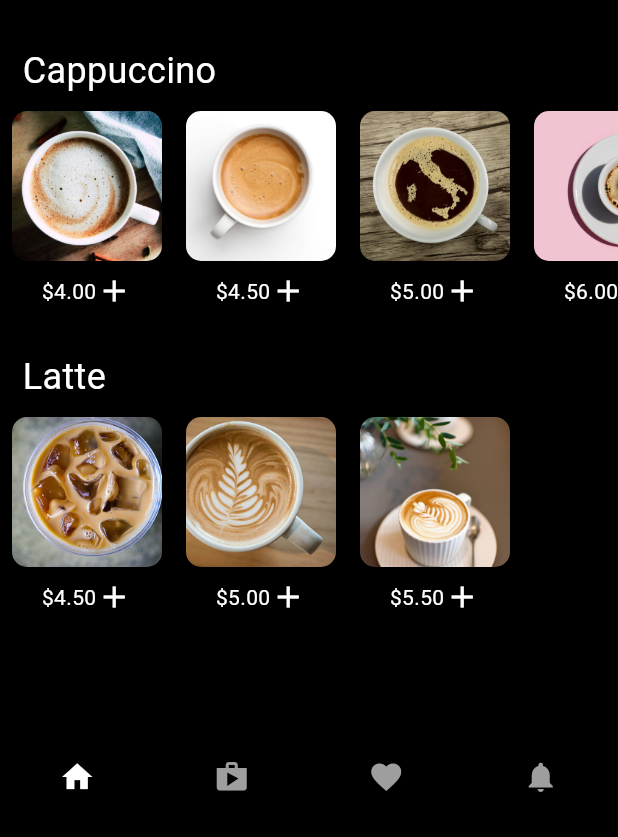
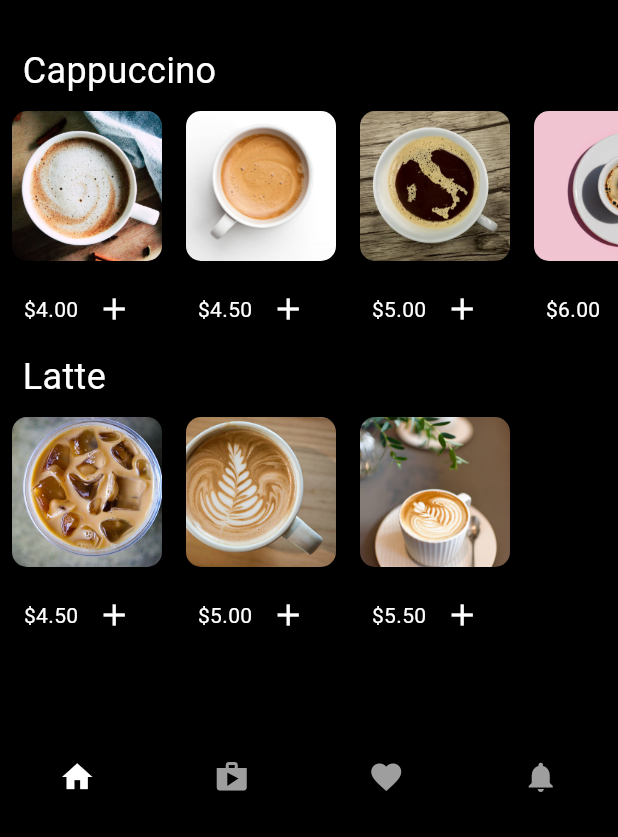
Before and after one commit to Pradeep1234566/code-tracking, a Flutter app: the screen it shows after launch, on a phone screen of 412 x 824 dp, the part 399-1236 px from its top. Run offline on Flutter 3.47's test engine with Material 3 defaults, Android fonts, the phone set to English and light mode, and no system bars.

Commit message:
Starting Cart

```diff
--- a/lib/widgets/coffe.dart
+++ b/lib/widgets/coffe.dart
@@ -41,9 +41,11 @@ Widget buildCoffeeSection(String title, List<Map<String, String>> items) {
                         item['price']!,
                         style: TextStyle(color: Colors.white),
                       ),
-                      Icon(
-                        Icons.add,
-                        color: Colors.white,
+                      IconButton(
+                        icon: Icon(Icons.add, color: Colors.white),
+                        onPressed: () {
+                          // Add your onPressed code here!
+                        },
                       ),
                     ],
                   ),
```
